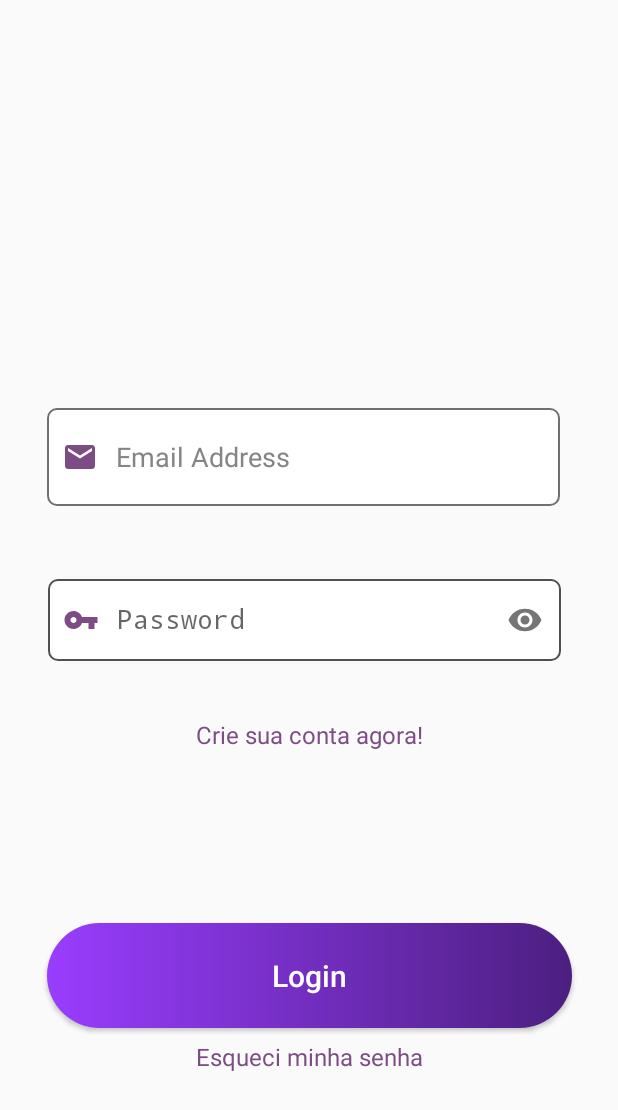
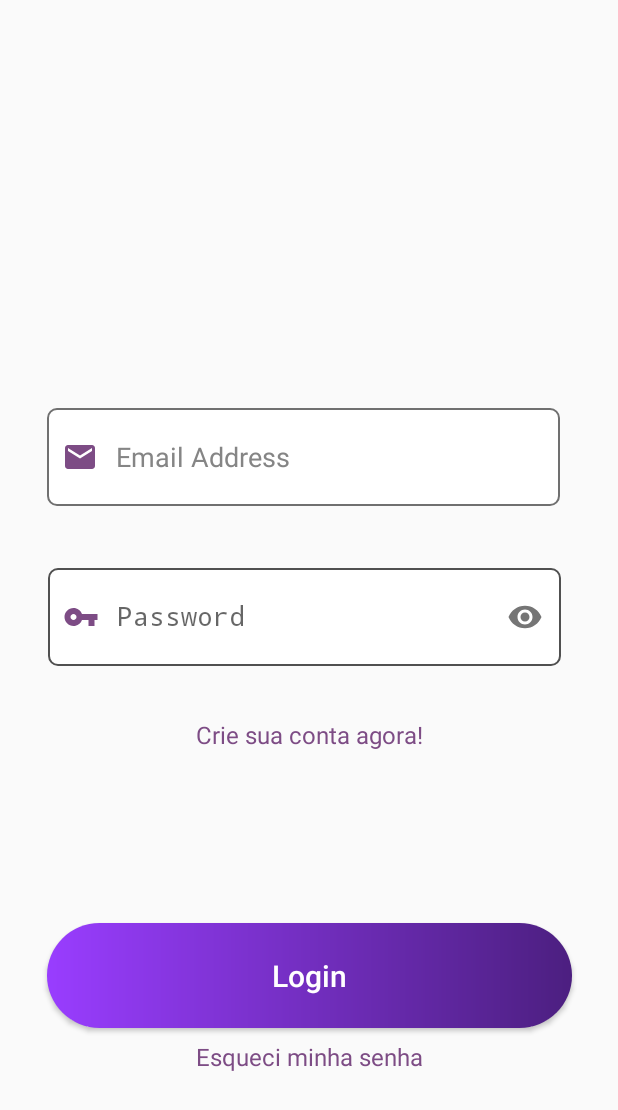
Before and after one commit to vDuduardo/XPCriativaApp, an Android app: the screen it shows after launch (LoginActivity), on a phone screen of 412 x 824 dp. Shown: the top 1110 px of the screen. Run offline under Robolectric (Android 15) with nearby library versions, the phone set to English and light mode, and no system bars.

Commit message:
Finish Login Screen

```diff
--- a/app/src/main/java/br/xpcriativa/app/LoginActivity.java
+++ b/app/src/main/java/br/xpcriativa/app/LoginActivity.java
@@ -1,15 +1,71 @@
 package br.xpcriativa.app;
 
 import android.app.Activity;
+import android.content.Intent;
 import android.os.Bundle;
+import android.view.View;
+import android.widget.Button;
+import android.widget.TextView;
+import android.widget.Toast;
 
 import androidx.annotation.Nullable;
 
+import java.util.HashMap;
+import java.util.Hashtable;
+import java.util.Map;
+
 public class LoginActivity extends Activity {
+
+    HashMap<String, String> logins = new HashMap<>();
+    private TextView createAccout;
+    private TextView forgotPassword;
 
     @Override
     protected void onCreate(@Nullable Bundle savedInstanceState) {
         super.onCreate(savedInstanceState);
         setContentView(R.layout.activity_login);
+
+        createLogins();
+        Button loginButton = (Button) findViewById(R.id.buttonLogin);
+
+        loginButton.setOnClickListener(v -> {
+            String email = ((TextView) findViewById(R.id.textBoxEmailLogin)).getText().toString();
+            String password = ((TextView) findViewById(R.id.passwordField)).getText().toString();
+            String pwd = logins.getOrDefault(email, "");
+
+            if(email.isEmpty() || password.isEmpty())
+                Toast.makeText(LoginActivity.this, "Insira um login ou senha válidos", Toast.LENGTH_SHORT).show();
+            else if(logins.containsKey(email) && password.equals(pwd)){
+                Toast.makeText(LoginActivity.this, "Login Bem Sucedido", Toast.LENGTH_SHORT).show();
+                Intent intent = new Intent(this, MainActivity.class);
+                startActivity(intent);
+            }
+            else
+                Toast.makeText(LoginActivity.this, "Email ou Senha Incorretos", Toast.LENGTH_SHORT).show();
+        });
+
+        createAccout = findViewById(R.id.textViewCreateAccount);
+
+        createAccout.setOnClickListener(v -> {
+//            Intent intent = new Intent(this, CreateAccountActivity.class);
+            Toast.makeText(LoginActivity.this, "Ainda n tem tela de criar conta", Toast.LENGTH_SHORT).show();
+        });
+
+        forgotPassword = findViewById(R.id.textViewRecoverAccount);
+
+        forgotPassword.setOnClickListener(v -> {
+//            Intent intent = new Intent(this, CreateAccountActivity.class);
+            Toast.makeText(LoginActivity.this, "Ainda n tem tela de recuperar senha", Toast.LENGTH_SHORT).show();
+        });
+
+
+    }
+
+    private void createLogins(){
+        logins.put("felipe@gmail.com", "123");
+        logins.put("dudu@gmail.com", "123");
+        logins.put("ulissera@gmail.com", "123");
+        logins.put("marco@gmail.com", "123");
+        logins.put("adm", "adm");
     }
 }
--- a/app/src/main/res/layout/activity_login.xml
+++ b/app/src/main/res/layout/activity_login.xml
@@ -73,7 +73,7 @@
     <com.google.android.material.textfield.TextInputLayout
         android:id="@+id/ShowHidePasswordLayout"
         android:layout_width="342dp"
-        android:layout_height="65dp"
+        android:layout_height="80dp"
         android:layout_centerHorizontal="true"
         android:layout_centerVertical="true"
         app:layout_constraintBottom_toTopOf="@+id/textViewCreateAccount"
@@ -87,7 +87,7 @@
         <EditText
             android:id="@+id/passwordField"
             android:layout_width="match_parent"
-            android:layout_height="match_parent"
+            android:layout_height="65dp"
             android:background="@drawable/custom_textbox_login"
             android:drawableStart="@drawable/vector_key"
             android:drawablePadding="12dp"
```
